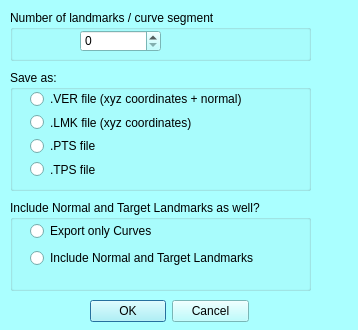
Before: the Qt Designer form MorphoDig/Qt/mqSaveCURasVERDialog.ui in morphomuseum/MorphoDig, drawn with Qt 5.
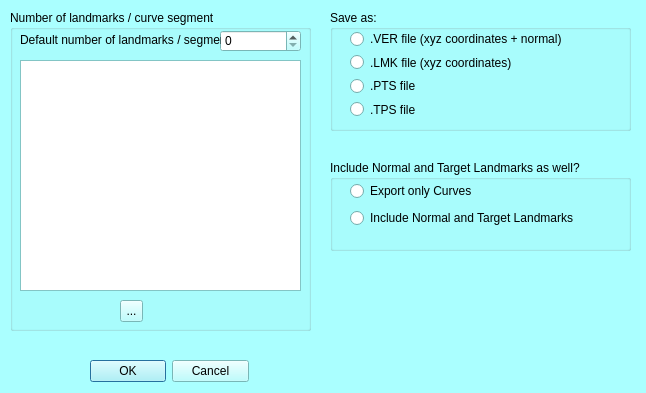
After: the same form once the commit is applied. Icons and pictures are not drawn.

Commit message: Curve decimation : possibility to give a given number of equidistant landmark for each curve segment.

The edit to the form file:
```diff
--- a/MorphoDig/Qt/mqSaveCURasVERDialog.ui
+++ b/MorphoDig/Qt/mqSaveCURasVERDialog.ui
@@ -6,8 +6,8 @@
    <rect>
     <x>0</x>
     <y>0</y>
-    <width>358</width>
-    <height>330</height>
+    <width>646</width>
+    <height>393</height>
    </rect>
   </property>
   <property name="palette">
@@ -459,7 +459,7 @@
    <property name="geometry">
     <rect>
      <x>90</x>
-     <y>300</y>
+     <y>360</y>
      <width>161</width>
      <height>25</height>
     </rect>
@@ -469,8 +469,8 @@
   <widget class="QGroupBox" name="CURToBeSaved_2">
    <property name="geometry">
     <rect>
-     <x>10</x>
-     <y>70</y>
+     <x>330</x>
+     <y>10</y>
      <width>301</width>
      <height>121</height>
     </rect>
@@ -525,7 +525,7 @@
      <x>10</x>
      <y>10</y>
      <width>301</width>
-     <height>51</height>
+     <height>321</height>
     </rect>
    </property>
    <property name="title">
@@ -534,19 +534,121 @@
    <widget class="QSpinBox" name="Decimation">
     <property name="geometry">
      <rect>
-      <x>70</x>
+      <x>210</x>
       <y>20</y>
       <width>81</width>
       <height>22</height>
      </rect>
     </property>
    </widget>
+   <widget class="QScrollArea" name="scrollArea">
+    <property name="geometry">
+     <rect>
+      <x>10</x>
+      <y>50</y>
+      <width>281</width>
+      <height>231</height>
+     </rect>
+    </property>
+    <property name="frameShape">
+     <enum>QFrame::NoFrame</enum>
+    </property>
+    <property name="frameShadow">
+     <enum>QFrame::Plain</enum>
+    </property>
+    <property name="widgetResizable">
+     <bool>true</bool>
+    </property>
+    <widget class="QWidget" name="scrollAreaWidgetContents">
+     <property name="geometry">
+      <rect>
+       <x>0</x>
+       <y>0</y>
+       <width>281</width>
+       <height>231</height>
+      </rect>
+     </property>
+     <layout class="QVBoxLayout" name="ScrollAreaLayout" stretch="0">
+      <property name="leftMargin">
+       <number>0</number>
+      </property>
+      <property name="topMargin">
+       <number>0</number>
+      </property>
+      <property name="rightMargin">
+       <number>0</number>
+      </property>
+      <property name="bottomMargin">
+       <number>0</number>
+      </property>
+      <item>
+       <widget class="QFrame" name="PropertiesFrame">
+        <property name="sizePolicy">
+         <sizepolicy hsizetype="Preferred" vsizetype="Preferred">
+          <horstretch>0</horstretch>
+          <verstretch>0</verstretch>
+         </sizepolicy>
+        </property>
+        <property name="frameShape">
+         <enum>QFrame::NoFrame</enum>
+        </property>
+        <property name="frameShadow">
+         <enum>QFrame::Plain</enum>
+        </property>
+        <widget class="QTableWidget" name="tableWidget">
+         <property name="geometry">
+          <rect>
+           <x>0</x>
+           <y>0</y>
+           <width>281</width>
+           <height>231</height>
+          </rect>
+         </property>
+        </widget>
+       </widget>
+      </item>
+     </layout>
+    </widget>
+   </widget>
+   <widget class="QToolButton" name="reinitializeSegments">
+    <property name="geometry">
+     <rect>
+      <x>110</x>
+      <y>290</y>
+      <width>23</width>
+      <height>22</height>
+     </rect>
+    </property>
+    <property name="toolTip">
+     <string>Reinitialize segments</string>
+    </property>
+    <property name="text">
+     <string>...</string>
+    </property>
+    <property name="icon">
+     <iconset resource="../Icons/icons.qrc">
+      <normaloff>:/Icons/Initialize24.png</normaloff>:/Icons/Initialize24.png</iconset>
+    </property>
+   </widget>
+   <widget class="QLabel" name="label">
+    <property name="geometry">
+     <rect>
+      <x>10</x>
+      <y>22</y>
+      <width>201</width>
+      <height>16</height>
+     </rect>
+    </property>
+    <property name="text">
+     <string>Default number of landmarks / segment</string>
+    </property>
+   </widget>
   </widget>
   <widget class="QGroupBox" name="NORTARToBeSaved">
    <property name="geometry">
     <rect>
-     <x>10</x>
-     <y>200</y>
+     <x>330</x>
+     <y>160</y>
      <width>301</width>
      <height>91</height>
     </rect>
@@ -585,7 +687,7 @@
    <property name="geometry">
     <rect>
      <x>90</x>
-     <y>300</y>
+     <y>360</y>
      <width>159</width>
      <height>23</height>
     </rect>
```
Left out of the diff: 6 changed lines with no effect on the pictures. The commit also changes 9 other files.
